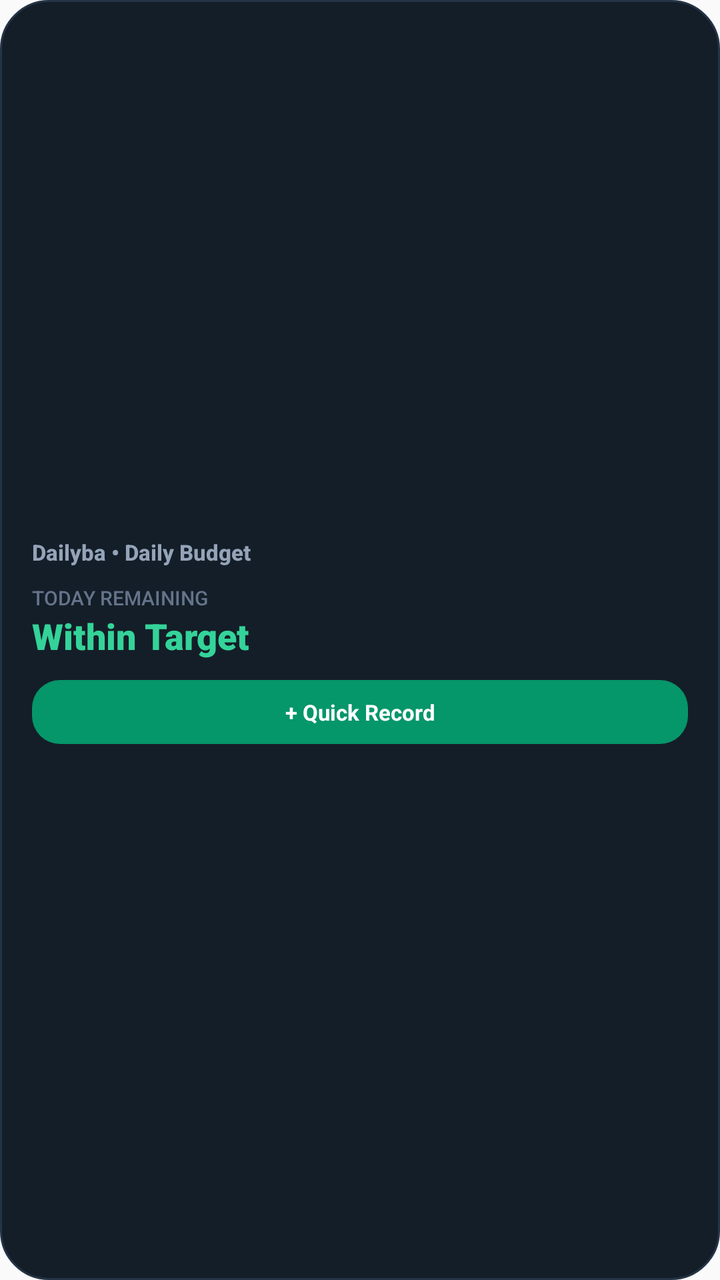
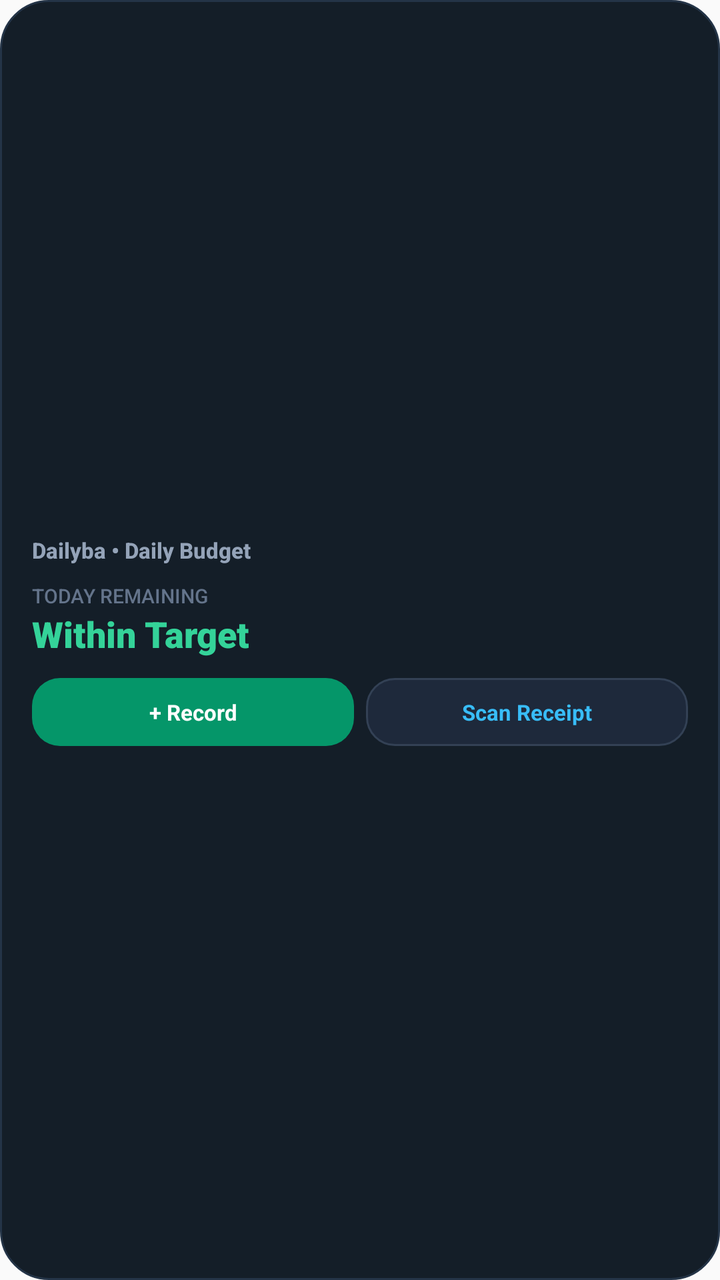

Compare the two renders of this Android layout. The source of the first and the diff that turns it into the second are given below.
<!-- AndroidManifest.xml: application theme AppTheme -->
<!-- res/layout/daily_target_widget.xml -->
<?xml version="1.0" encoding="utf-8"?>
<LinearLayout xmlns:android="http://schemas.android.com/apk/res/android"
    android:id="@+id/widget_root"
    android:layout_width="match_parent"
    android:layout_height="match_parent"
    android:background="@drawable/widget_background"
    android:orientation="vertical"
    android:padding="16dp"
    android:gravity="center_vertical">

    
    <LinearLayout
        android:layout_width="match_parent"
        android:layout_height="wrap_content"
        android:orientation="horizontal"
        android:gravity="center_vertical">

        <TextView
            android:layout_width="0dp"
            android:layout_height="wrap_content"
            android:layout_weight="1"
            android:text="Dailyba • Daily Budget"
            android:textColor="#94A3B8"
            android:textSize="11sp"
            android:textStyle="bold"
            android:fontFamily="sans-serif-medium" />

        <ImageView
            android:layout_width="16dp"
            android:layout_height="16dp"
            android:src="@mipmap/ic_launcher_round" />
    </LinearLayout>

    
    <TextView
        android:id="@+id/widget_remaining_label"
        android:layout_width="wrap_content"
        android:layout_height="wrap_content"
        android:layout_marginTop="8dp"
        android:text="Today Remaining"
        android:textColor="#64748B"
        android:textSize="10sp"
        android:textAllCaps="true"
        android:fontFamily="sans-serif-medium" />

    <TextView
        android:id="@+id/widget_remaining_value"
        android:layout_width="wrap_content"
        android:layout_height="wrap_content"
        android:text="Within Target"
        android:textColor="#34D399"
        android:textSize="18sp"
        android:textStyle="bold"
        android:fontFamily="sans-serif-black" />

    
    <LinearLayout
        android:layout_width="match_parent"
        android:layout_height="wrap_content"
        android:layout_marginTop="10dp"
        android:orientation="horizontal"
        android:gravity="center_vertical">

        <TextView
            android:id="@+id/widget_quick_record_btn"
            android:layout_width="0dp"
            android:layout_height="32dp"
            android:layout_weight="1"
            android:background="@drawable/widget_button_bg"
            android:gravity="center"
            android:text="+ Quick Record"
            android:textColor="#FFFFFF"
            android:textSize="11sp"
            android:textStyle="bold" />
    </LinearLayout>

</LinearLayout>
<!-- resources referenced by this layout -->
<resources>
  <!-- drawable widget_background (drawable) -->
  <?xml version="1.0" encoding="utf-8"?>
  <shape xmlns:android="http://schemas.android.com/apk/res/android"
      android:shape="rectangle">
      <solid android:color="#141E28" />
      <corners android:radius="24dp" />
      <stroke
          android:width="1dp"
          android:color="#243447" />
  </shape>
  <!-- drawable widget_button_bg (drawable) -->
  <?xml version="1.0" encoding="utf-8"?>
  <shape xmlns:android="http://schemas.android.com/apk/res/android"
      android:shape="rectangle">
      <solid android:color="#059669" />
      <corners android:radius="14dp" />
  </shape>
  <!-- mipmap ic_launcher_round (mipmap-anydpi-v26) -->
  <?xml version="1.0" encoding="utf-8"?>
  <adaptive-icon xmlns:android="http://schemas.android.com/apk/res/android">
      <background android:drawable="@color/ic_launcher_background"/>
      <foreground android:drawable="@mipmap/ic_launcher_foreground"/>
  </adaptive-icon>
  <style name="AppTheme" parent="Theme.AppCompat.Light.DarkActionBar">
          
          <item name="colorPrimary">@color/colorPrimary</item>
          <item name="colorPrimaryDark">@color/colorPrimaryDark</item>
          <item name="colorAccent">@color/colorAccent</item>
      </style>
  <color name="ic_launcher_background">#090d16</color>
</resources>

<!-- the commit's change to res/layout/daily_target_widget.xml (unified diff, before → after) -->
@@ -64,12 +64,25 @@
         <TextView
             android:id="@+id/widget_quick_record_btn"
             android:layout_width="0dp"
-            android:layout_height="32dp"
+            android:layout_height="34dp"
             android:layout_weight="1"
+            android:layout_marginEnd="6dp"
             android:background="@drawable/widget_button_bg"
             android:gravity="center"
-            android:text="+ Quick Record"
+            android:text="+ Record"
             android:textColor="#FFFFFF"
+            android:textSize="11sp"
+            android:textStyle="bold" />
+
+        <TextView
+            android:id="@+id/widget_scan_receipt_btn"
+            android:layout_width="0dp"
+            android:layout_height="34dp"
+            android:layout_weight="1"
+            android:background="@drawable/widget_button_secondary_bg"
+            android:gravity="center"
+            android:text="Scan Receipt"
+            android:textColor="#38BDF8"
             android:textSize="11sp"
             android:textStyle="bold" />
     </LinearLayout>
<!-- resource entries referenced after the edit -->
@@ -17,6 +17,16 @@
       <solid android:color="#059669" />
       <corners android:radius="14dp" />
   </shape>
+  <!-- drawable widget_button_secondary_bg (drawable) -->
+  <?xml version="1.0" encoding="utf-8"?>
+  <shape xmlns:android="http://schemas.android.com/apk/res/android"
+      android:shape="rectangle">
+      <solid android:color="#1E293B" />
+      <corners android:radius="14dp" />
+      <stroke
+          android:width="1dp"
+          android:color="#334155" />
+  </shape>
   <!-- mipmap ic_launcher_round (mipmap-anydpi-v26) -->
   <?xml version="1.0" encoding="utf-8"?>
   <adaptive-icon xmlns:android="http://schemas.android.com/apk/res/android">
